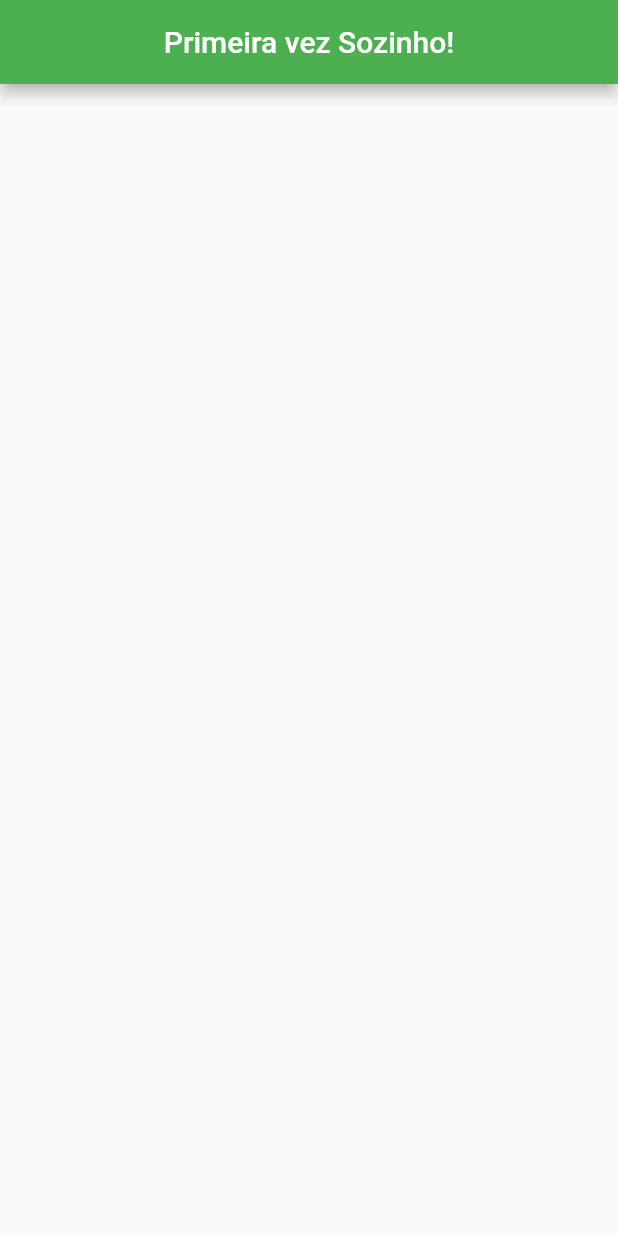
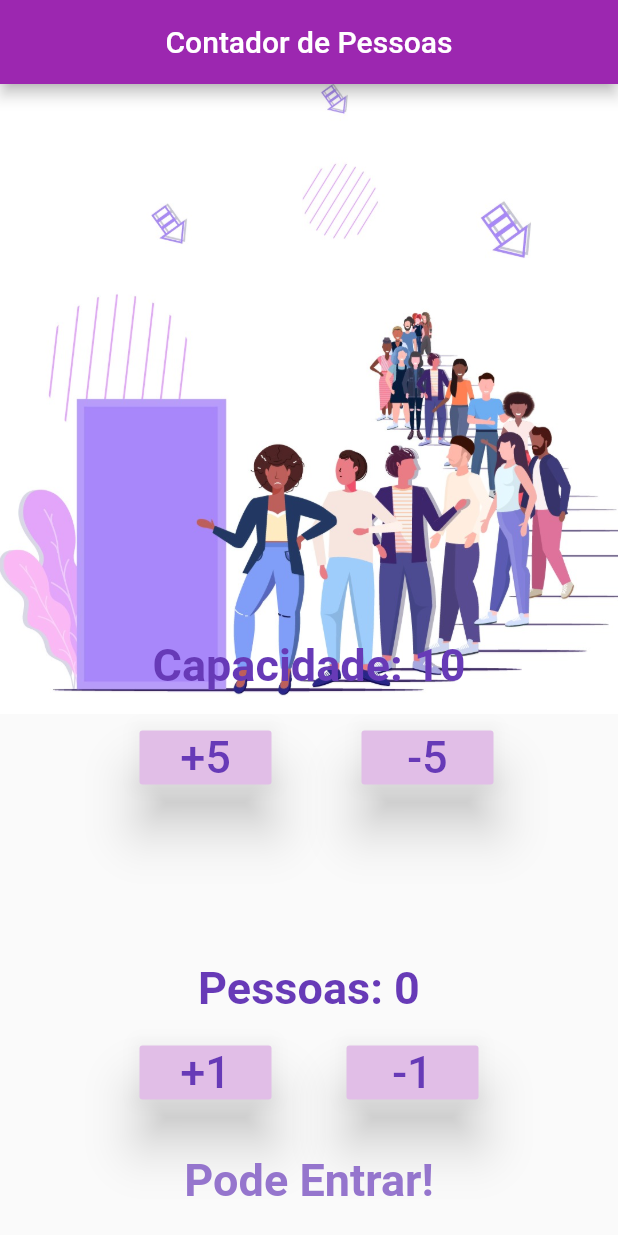
Before and after one commit to guilhermtorres/contado_pessoas, a Flutter app: the screen it shows after launch, on a phone screen of 412 x 824 dp. Run offline on Flutter 3.47's test engine with Material 2 defaults, Android fonts, the phone set to English and light mode, and no system bars.

Commit message:
Finalizada versão do app 1.0.1

```diff
--- a/lib/src/app.dart
+++ b/lib/src/app.dart
@@ -8,7 +8,7 @@ class ContadorPessoasApp extends StatelessWidget {
       themeMode: ThemeMode.light,
       theme: ThemeData(
         accentColor: Colors.amberAccent,
-        primarySwatch: Colors.green,
+        primarySwatch: Colors.purple,
       ),
       home: HomeView(),
     );
--- /dev/null
+++ b/lib/src/components/capacidade_maxima.dart
@@ -0,0 +1,81 @@
+import 'package:flutter/material.dart';
+
+int capacity = 10;
+
+class CapacidadeMaxima extends StatefulWidget {
+  @override
+  _CapacidadeMaximaState createState() => _CapacidadeMaximaState();
+}
+
+class _CapacidadeMaximaState extends State<CapacidadeMaxima> {
+  void changeCapacity(int delta) {
+    setState(() {
+      capacity += delta;
+    });
+  }
+
+  @override
+  Widget build(BuildContext context) {
+    return Container(
+        child: Column(
+      children: <Widget>[
+        SizedBox(
+          height: 370,
+        ),
+        Text(
+          'Capacidade: $capacity',
+          style: TextStyle(
+            fontSize: 30,
+            color: Colors.deepPurple,
+            fontWeight: FontWeight.bold,
+          ),
+        ),
+        Padding(
+          padding: const EdgeInsets.all(10),
+          child: Row(
+            mainAxisAlignment: MainAxisAlignment.center,
+            children: <Widget>[
+              Padding(
+                padding: const EdgeInsets.all(10),
+                child: RaisedButton(
+                  elevation: 15,
+                  color: Colors.purple[100],
+                  onPressed: () {
+                    changeCapacity(5);
+                  },
+                  child: Text(
+                    '+5',
+                    style: TextStyle(
+                      fontSize: 30,
+                      color: Colors.deepPurple,
+                    ),
+                  ),
+                ),
+              ),
+              SizedBox(
+                width: 50,
+              ),
+              RaisedButton(
+                elevation: 15,
+                color: Colors.purple[100],
+                onPressed: () {
+                  changeCapacity(-5);
+                },
+                child: Text(
+                  '-5',
+                  style: TextStyle(
+                    fontSize: 30,
+                    color: Colors.deepPurple,
+                  ),
+                ),
+              )
+            ],
+          ),
+        ),
+        SizedBox(
+          height: 20,
+        ),
+      ],
+    ));
+  }
+}
--- /dev/null
+++ b/lib/src/components/pessoas_components.dart
@@ -0,0 +1,101 @@
+import 'package:contadorpessoas/src/components/capacidade_maxima.dart';
+import 'package:flutter/material.dart';
+
+class Pessoas extends StatefulWidget {
+  @override
+  _PessoasState createState() => _PessoasState();
+}
+
+class _PessoasState extends State<Pessoas> {
+  int _people = 0;
+
+  String _infoText = 'Pode Entrar!';
+
+  void _changePeople(int delta) {
+    setState(() {
+      _people += delta;
+
+      if (_people < 0) {
+        _infoText = 'Ação Inválida!';
+      } else if (_people <= capacity - 1) {
+        _infoText = 'Pode Entrar!';
+      } else {
+        _infoText = 'Capacidade Máxima!';
+      }
+    });
+  }
+
+  @override
+  Widget build(BuildContext context) {
+    return Container(
+        child: Column(
+      mainAxisAlignment: MainAxisAlignment.end,
+      children: <Widget>[
+        Text(
+          'Pessoas: $_people',
+          style: TextStyle(
+            fontSize: 30,
+            color: Colors.deepPurple,
+            fontWeight: FontWeight.bold,
+          ),
+        ),
+        SizedBox(
+          height: 5,
+        ),
+        Padding(
+          padding: const EdgeInsets.all(10),
+          child: Row(
+            mainAxisAlignment: MainAxisAlignment.center,
+            children: <Widget>[
+              RaisedButton(
+                elevation: 15,
+                color: Colors.purple[100],
+                onPressed: () {
+                  _changePeople(1);
+                },
+                child: Text(
+                  '+1',
+                  style: TextStyle(
+                    fontSize: 30,
+                    color: Colors.deepPurple,
+                  ),
+                ),
+              ),
+              SizedBox(
+                width: 50,
+              ),
+              RaisedButton(
+                elevation: 15,
+                color: Colors.purple[100],
+                onPressed: () {
+                  _changePeople(-1);
+                },
+                child: Text(
+                  '-1',
+                  style: TextStyle(
+                    fontSize: 30,
+                    color: Colors.deepPurple,
+                  ),
+                ),
+              )
+            ],
+          ),
+        ),
+        SizedBox(
+          height: 20,
+        ),
+        Text(
+          _infoText,
+          style: TextStyle(
+            fontSize: 30,
+            color: Colors.deepPurple[300],
+            fontWeight: FontWeight.bold,
+          ),
+        ),
+        SizedBox(
+          height: 20,
+        ),
+      ],
+    ));
+  }
+}
--- a/lib/src/views/home_view.dart
+++ b/lib/src/views/home_view.dart
@@ -1,14 +1,28 @@
+import 'package:contadorpessoas/src/components/capacidade_maxima.dart';
+import 'package:contadorpessoas/src/components/pessoas_components.dart';
 import 'package:flutter/material.dart';
 
-class HomeView extends StatelessWidget {
+class HomeView extends StatefulWidget {
+  @override
+  _HomeViewState createState() => _HomeViewState();
+}
+
+class _HomeViewState extends State<HomeView> {
   @override
   Widget build(BuildContext context) {
     return Scaffold(
       appBar: AppBar(
         centerTitle: true,
         title: Text(
-          'Primeira vez Sozinho!',
+          'Contador de Pessoas',
         ),
+      ),
+      body: Stack(
+        children: <Widget>[
+          Image.asset('assets/images/papel_de_parede.jpeg'),
+          CapacidadeMaxima(),
+          Pessoas(),
+        ],
       ),
     );
   }
--- a/pubspec.yaml
+++ b/pubspec.yaml
@@ -41,9 +41,9 @@ flutter:
   uses-material-design: true
 
   # To add assets to your application, add an assets section, like this:
-  # assets:
-  #  - images/a_dot_burr.jpeg
-  #  - images/a_dot_ham.jpeg
+  assets:
+   - assets/images/papel_de_parede.jpeg
+
 
   # An image asset can refer to one or more resolution-specific "variants", see
   # https://flutter.dev/assets-and-images/#resolution-aware.
```
Also changed, not shown: assets/images/papel_de_parede.jpeg (added), 5 other files.
